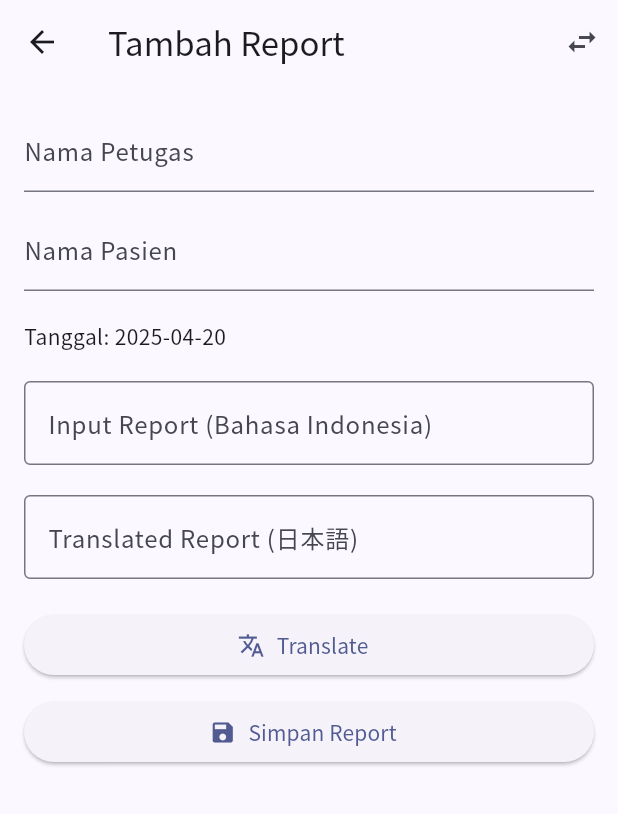
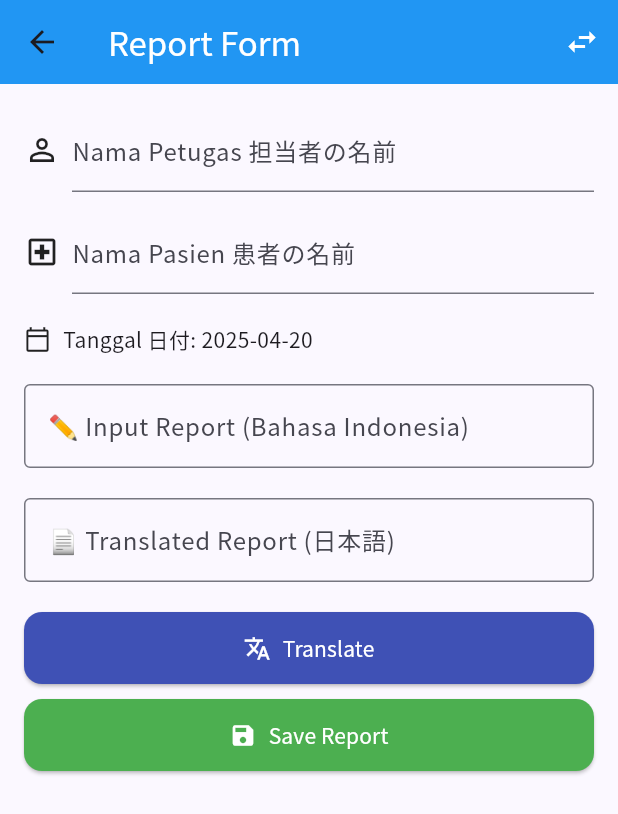
Before and after one commit to akuma13-dev/reportapp, a Flutter app: the screen it shows after launch, after a tap on the "add" icon, on a phone screen of 412 x 824 dp. Shown: the top 814 px of the screen. Run offline on Flutter 3.47's test engine with Material 3 defaults, Android fonts, the phone set to English and light mode, and no system bars; our stand-ins replace google_fonts, permission_handler, printing, share_plus, shared_preferences, sqflite; accounts and stored records are empty.

Commit message:
Update halaman dan konfigurasi font Jepang + PDF generator

```diff
--- a/lib/screens/home_page.dart
+++ b/lib/screens/home_page.dart
@@ -56,31 +56,46 @@ class _HomePageState extends State<HomePage> {
   Widget build(BuildContext context) {
     return Scaffold(
       appBar: AppBar(
-        title: const Text('ReportApp'),
+        title: const Text('Nindogo!', style: TextStyle(color: Colors.white)),
+        backgroundColor: Colors.blue.shade700,
       ),
       body: Column(
         children: [
           Padding(
-            padding: const EdgeInsets.all(8.0),
+            padding: const EdgeInsets.all(12),
             child: TextField(
               controller: _searchController,
-              decoration: const InputDecoration(
-                hintText: 'Cari nama pasien / petugas...',
-                prefixIcon: Icon(Icons.search),
-                border: OutlineInputBorder(),
+              decoration: InputDecoration(
+                hintText: 'Search',
+                prefixIcon: const Icon(Icons.search),
+                filled: true,
+                fillColor: Colors.grey.shade100,
+                border: OutlineInputBorder(
+                  borderRadius: BorderRadius.circular(10),
+                  borderSide: BorderSide.none,
+                ),
               ),
             ),
           ),
           Expanded(
             child: _filteredReports.isEmpty
-                ? const Center(child: Text('Tidak ada report yang cocok.'))
-                : ListView.builder(
+                ? const Center(child: Text('No reoprts found'))
+                : ListView.separated(
               itemCount: _filteredReports.length,
+              separatorBuilder: (_, __) => const Divider(height: 0),
               itemBuilder: (context, index) {
                 final report = _filteredReports[index];
                 return ListTile(
-                  title: Text(report.namaPasien),
-                  subtitle: Text(report.tanggal),
+                  leading: CircleAvatar(
+                    backgroundColor: Colors.blue.shade100,
+                    child: Text('${_filteredReports.length - index}'),
+                  ),
+                  title: Text(
+                    report.namaPasien,
+                    style: const TextStyle(fontWeight: FontWeight.bold),
+                  ),
+                  subtitle: Text("Date: ${report.tanggal}"),
+                  trailing: const Icon(Icons.chevron_right),
                   onTap: () {
                     Navigator.push(
                       context,
--- a/lib/screens/report_form.dart
+++ b/lib/screens/report_form.dart
@@ -19,13 +19,14 @@ class _ReportFormPageState extends State<ReportFormPage> {
   final TextEditingController _inputController = TextEditingController();
   final TextEditingController _translatedController = TextEditingController();
 
+  String _romaji = "";
   bool isIdToJa = true;
 
   @override
   void initState() {
     super.initState();
     if (widget.editReport != null) {
-     final r = widget.editReport!;
+      final r = widget.editReport!;
       _petugasController.text = r.namaPetugas;
       _pasienController.text = r.namaPasien;
       _inputController.text = r.inputReport;
@@ -52,6 +53,7 @@ class _ReportFormPageState extends State<ReportFormPage> {
       isIdToJa = !isIdToJa;
       _inputController.clear();
       _translatedController.clear();
+      _romaji = "";
     });
   }
 
@@ -62,7 +64,7 @@ class _ReportFormPageState extends State<ReportFormPage> {
     final from = isIdToJa ? "id" : "ja";
     final to = isIdToJa ? "ja" : "id";
 
-    final result = await ApiServices.translateText(
+    final result = await ApiServices.translateAndAnalyze(
       text: input,
       from: from,
       to: to,
@@ -70,7 +72,8 @@ class _ReportFormPageState extends State<ReportFormPage> {
 
     if (!mounted) return;
     setState(() {
-      _translatedController.text = result;
+      _translatedController.text = result['translated_text'] ?? '';
+      _romaji = isIdToJa ? result['romaji'] ?? '' : '';
     });
   }
 
@@ -93,11 +96,13 @@ class _ReportFormPageState extends State<ReportFormPage> {
   Widget build(BuildContext context) {
     return Scaffold(
       appBar: AppBar(
-        title: const Text("Tambah Report"),
+        backgroundColor: Colors.blue,
+        title: const Text("Report Form", style: TextStyle(color: Colors.white)),
         actions: [
           IconButton(
             onPressed: _swapLang,
             icon: const Icon(Icons.swap_horiz),
+            color: Colors.white,
             tooltip: 'Swap Language',
           )
         ],
@@ -108,21 +113,41 @@ class _ReportFormPageState extends State<ReportFormPage> {
           key: _formKey,
           child: ListView(
             children: [
-              TextFormField(
-                controller: _petugasController,
-                decoration: const InputDecoration(labelText: 'Nama Petugas'),
-                validator: (value) =>
-                value!.isEmpty ? 'Wajib diisi!' : null,
+              Row(
+                children: [
+                  const Icon(Icons.person_outline),
+                  const SizedBox(width: 8),
+                  Expanded(
+                    child: TextFormField(
+                      controller: _petugasController,
+                      decoration: const InputDecoration(labelText: 'Nama Petugas 担当者の名前'),
+                      validator: (value) => value!.isEmpty ? 'Wajib diisi!' : null,
+                    ),
+                  ),
+                ],
               ),
-              const SizedBox(height: 10),
-              TextFormField(
-                controller: _pasienController,
-                decoration: const InputDecoration(labelText: 'Nama Pasien'),
-                validator: (value) =>
-                value!.isEmpty ? 'Wajib diisi!' : null,
+              const SizedBox(height: 12),
+              Row(
+                children: [
+                  const Icon(Icons.local_hospital_outlined),
+                  const SizedBox(width: 8),
+                  Expanded(
+                    child: TextFormField(
+                      controller: _pasienController,
+                      decoration: const InputDecoration(labelText: 'Nama Pasien 患者の名前'),
+                      validator: (value) => value!.isEmpty ? 'Wajib diisi!' : null,
+                    ),
+                  ),
+                ],
               ),
               const SizedBox(height: 20),
-              Text("Tanggal: ${getTanggalNow()}"),
+              Row(
+                children: [
+                  const Icon(Icons.calendar_today_outlined, size: 18),
+                  const SizedBox(width: 8),
+                  Text("Tanggal 日付: ${getTanggalNow()}"),
+                ],
+              ),
               const SizedBox(height: 20),
               TextFormField(
                 controller: _inputController,
@@ -132,8 +157,8 @@ class _ReportFormPageState extends State<ReportFormPage> {
                     : GoogleFonts.notoSansJp(fontSize: 16),
                 decoration: InputDecoration(
                   labelText: isIdToJa
-                      ? 'Input Report (Bahasa Indonesia)'
-                      : 'Input Report (日本語)',
+                      ? '✏️ Input Report (Bahasa Indonesia)'
+                      : '✏️ Input Report (日本語)',
                   border: const OutlineInputBorder(),
                 ),
               ),
@@ -147,22 +172,44 @@ class _ReportFormPageState extends State<ReportFormPage> {
                     : GoogleFonts.notoSans(fontSize: 16),
                 decoration: InputDecoration(
                   labelText: isIdToJa
-                      ? 'Translated Report (日本語)'
-                      : 'Translated Report (Bahasa Indonesia)',
+                      ? '📄 Translated Report (日本語)'
+                      : '📄 Translated Report (Bahasa Indonesia)',
                   border: const OutlineInputBorder(),
                 ),
               ),
+              if (isIdToJa && _romaji.isNotEmpty) ...[
+                const SizedBox(height: 12),
+                Text('🔤 Romaji:', style: GoogleFonts.notoSans(fontWeight: FontWeight.bold)),
+                const SizedBox(height: 4),
+                Text(_romaji, style: GoogleFonts.notoSans(fontStyle: FontStyle.italic, fontSize: 14, color: Colors.grey[700])),
+              ],
               const SizedBox(height: 20),
               ElevatedButton.icon(
                 onPressed: _translate,
                 icon: const Icon(Icons.translate),
                 label: const Text("Translate"),
+                style: ElevatedButton.styleFrom(
+                  backgroundColor: Colors.indigo,
+                  foregroundColor: Colors.white,
+                  padding: const EdgeInsets.symmetric(vertical: 14),
+                  shape: RoundedRectangleBorder(
+                    borderRadius: BorderRadius.circular(12),
+                  ),
+                ),
               ),
               const SizedBox(height: 10),
               ElevatedButton.icon(
                 onPressed: _saveReport,
                 icon: const Icon(Icons.save),
-                label: const Text("Simpan Report"),
+                label: const Text("Save Report"),
+                style: ElevatedButton.styleFrom(
+                  backgroundColor: Colors.green,
+                  foregroundColor: Colors.white,
+                  padding: const EdgeInsets.symmetric(vertical: 14),
+                  shape: RoundedRectangleBorder(
+                    borderRadius: BorderRadius.circular(12),
+                  ),
+                ),
               ),
             ],
           ),
--- a/pubspec.yaml
+++ b/pubspec.yaml
@@ -39,6 +39,8 @@ dependencies:
   share_plus: ^7.2.1
   shared_preferences: ^2.2.2
   path: ^1.9.0
+  file_saver: ^0.2.9
+  permission_handler: ^11.3.1
 
   # The following adds the Cupertino Icons font to your application.
   # Use with the CupertinoIcons class for iOS style icons.
@@ -65,7 +67,8 @@ flutter:
   # included with your application, so that you can use the icons in
   # the material Icons class.
   uses-material-design: true
-
+  assets:
+    - assets/fonts/NotoSansJP-VariableFont_wght.ttf
   # To add assets to your application, add an assets section, like this:
   # assets:
   #   - images/a_dot_burr.jpeg
```
Also changed, not shown: lib/screens/preview_page.dart (+29 -17 lines), lib/services/api_services.dart (+12 -7 lines), lib/services/pdf_generator.dart (+91 -16 lines), lib/main.dart (line endings or trailing spaces), pubspec.lock, 7 other files.
